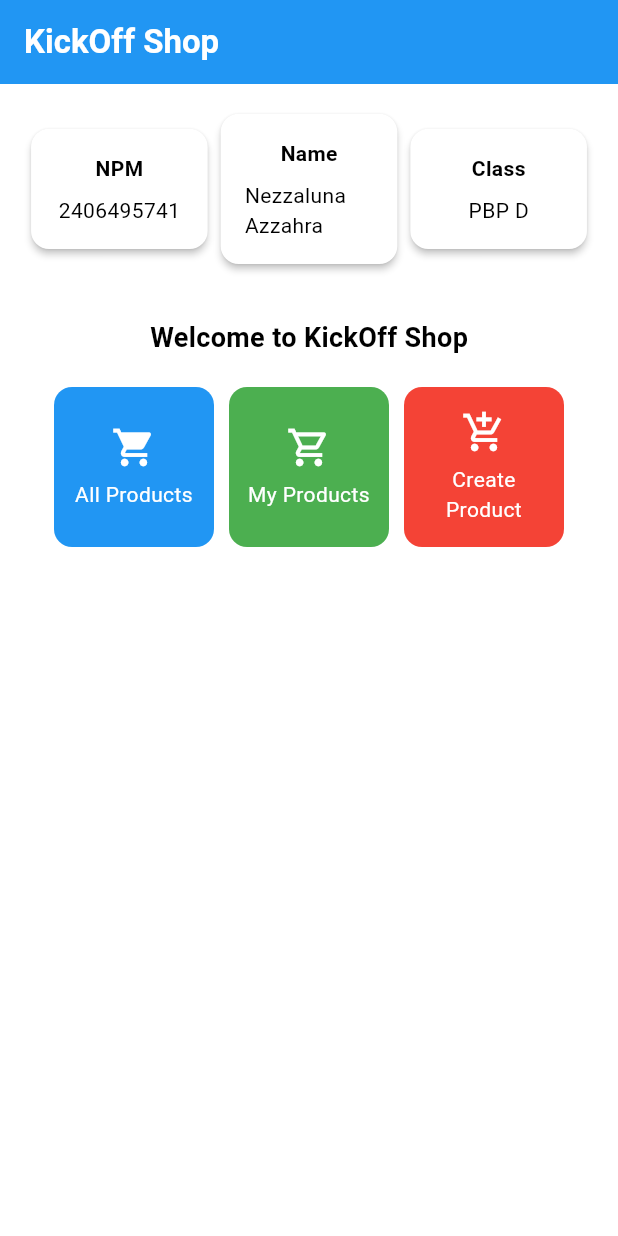
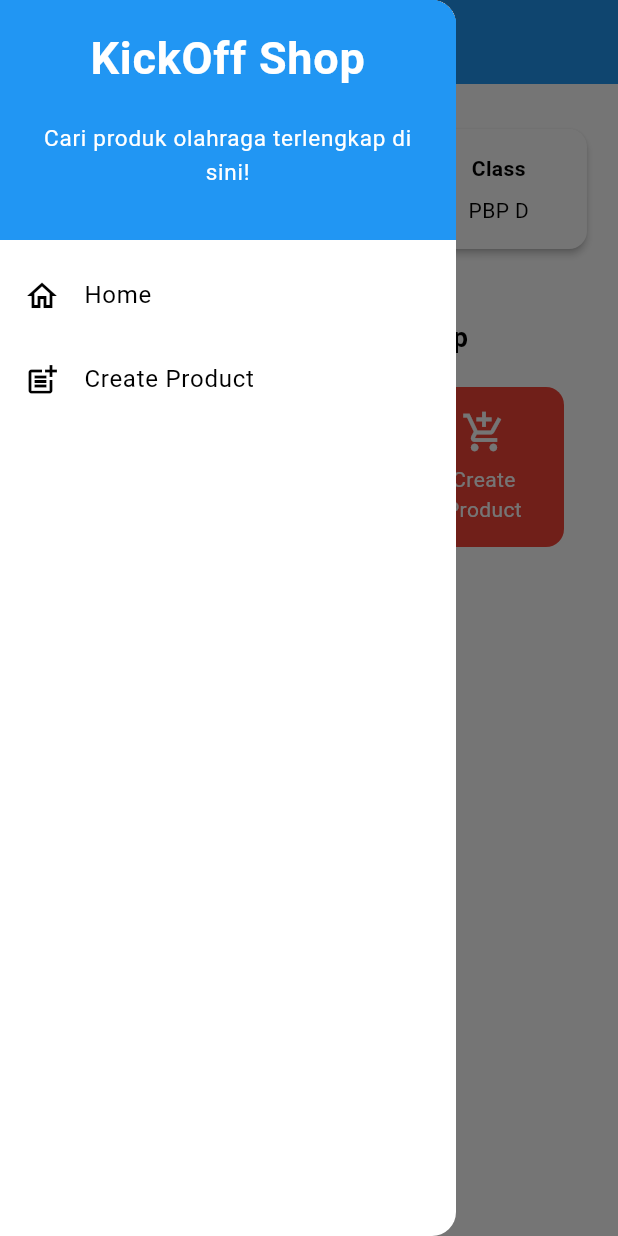
Before and after one commit to moondiverc/kickoff-shop-mobile, a Flutter app: the screen it shows after launch, with the side drawer open (before the commit the screen has no drawer), on a phone screen of 412 x 824 dp. Run offline on Flutter 3.47's test engine with Material 3 defaults, Android fonts, the phone set to English and light mode, and no system bars.

Commit message:
chore: finish tugas 8

```diff
--- a/lib/main.dart
+++ b/lib/main.dart
@@ -1,5 +1,5 @@
 import 'package:flutter/material.dart';
-import 'package:kickoff_shop/menu.dart';
+import 'package:kickoff_shop/screens/menu.dart';
 
 void main() {
   runApp(const MyApp());
@@ -31,7 +31,7 @@
         // tested with just a hot reload.
         colorScheme: ColorScheme.fromSwatch(
           primarySwatch: Colors.blue,
-        ).copyWith(secondary: Colors.blueAccent[400]),
+        ).copyWith(secondary: Colors.blueAccent[700]),
       ),
       home: MyHomePage(),
     );
--- a/lib/menu.dart
+++ b/lib/screens/menu.dart
@@ -1,4 +1,7 @@
 import 'package:flutter/material.dart';
+import 'package:kickoff_shop/widgets/left_drawer.dart';
+import 'package:kickoff_shop/widgets/product_card.dart';
+import 'package:kickoff_shop/screens/productlist_form.dart';
 
 class MyHomePage extends StatelessWidget {
   MyHomePage({super.key});
@@ -27,6 +30,7 @@
         // Warna latar belakang AppBar diambil dari skema warna tema aplikasi.
         backgroundColor: Theme.of(context).colorScheme.primary,
       ),
+      drawer: LeftDrawer(),
       // Body halaman dengan padding di sekelilingnya.
       body: Padding(
         padding: const EdgeInsets.all(16.0),
@@ -158,6 +162,12 @@
             ..showSnackBar(
               SnackBar(content: Text("Kamu telah menekan tombol ${item.name}")),
             );
+          if (item.name == "Create Product") {
+            Navigator.push(
+              context,
+              MaterialPageRoute(builder: (context) => ProductFormPage()),
+            );
+          }
         },
         // Container untuk menyimpan Icon dan Text
         child: Container(
--- /dev/null
+++ b/lib/widgets/left_drawer.dart
@@ -0,0 +1,63 @@
+import 'package:flutter/material.dart';
+import 'package:kickoff_shop/screens/menu.dart';
+import 'package:kickoff_shop/screens/productlist_form.dart';
+
+class LeftDrawer extends StatelessWidget {
+  const LeftDrawer({super.key});
+
+  @override
+  Widget build(BuildContext context) {
+    return Drawer(
+      child: ListView(
+        children: [
+          const DrawerHeader(
+            decoration: BoxDecoration(color: Colors.blue),
+            child: Column(
+              children: [
+                Text(
+                  'KickOff Shop',
+                  textAlign: TextAlign.center,
+                  style: TextStyle(
+                    fontSize: 30,
+                    fontWeight: FontWeight.bold,
+                    color: Colors.white,
+                  ),
+                ),
+                Padding(padding: EdgeInsets.all(10)),
+                Text(
+                  "Cari produk olahraga terlengkap di sini!",
+                  textAlign: TextAlign.center,
+                  style: TextStyle(
+                    fontSize: 15,
+                    color: Colors.white,
+                    fontWeight: FontWeight.normal,
+                  ),
+                ),
+              ],
+            ),
+          ),
+          ListTile(
+            leading: const Icon(Icons.home_outlined),
+            title: const Text('Home'),
+            onTap: () {
+              Navigator.pushReplacement(
+                context,
+                MaterialPageRoute(builder: (context) => MyHomePage()),
+              );
+            },
+          ),
+          ListTile(
+            leading: const Icon(Icons.post_add),
+            title: const Text('Create Product'),
+            onTap: () {
+              Navigator.push(
+                context,
+                MaterialPageRoute(builder: (context) => ProductFormPage()),
+              );
+            },
+          ),
+        ],
+      ),
+    );
+  }
+}
```
Also changed, not shown: lib/screens/productlist_form.dart (added, +248 -0 lines), lib/widgets/product_card.dart (added, +63 -0 lines), 1 other file.
